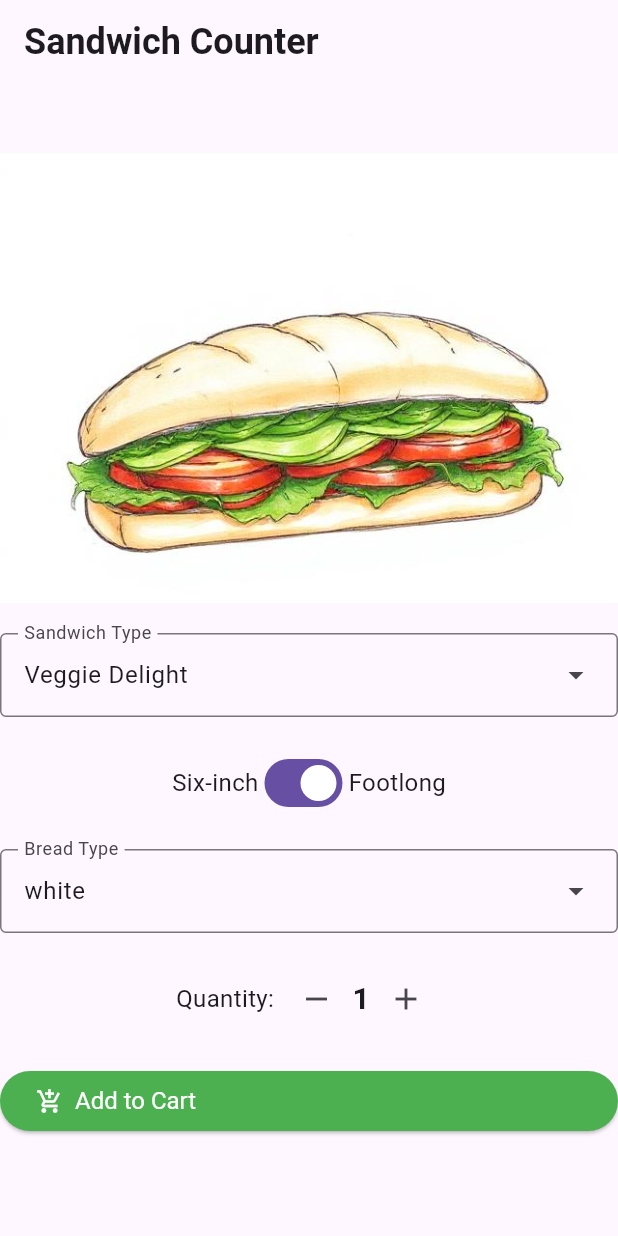
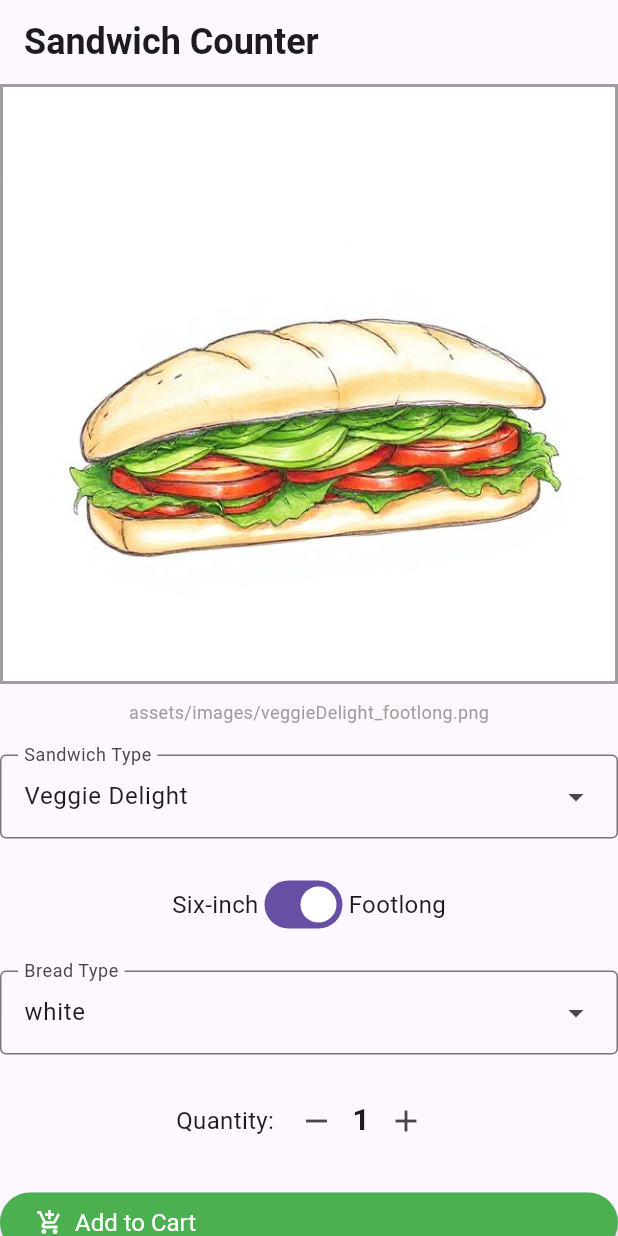
Before and after one commit to rzxv/sandwich_shop, a Flutter app: the screen it shows after launch, on a phone screen of 412 x 824 dp. Run offline on Flutter 3.47's test engine with Material 3 defaults, Android fonts, the phone set to English and light mode, and no system bars.

Commit message:
Fixed minor issues with UI

```diff
--- a/lib/main.dart
+++ b/lib/main.dart
@@ -176,7 +176,14 @@ class _OrderScreenState extends State<OrderScreen> {
             crossAxisAlignment: CrossAxisAlignment.stretch,
             children: [
               SizedBox(
-                height: 300,
+                height: 400, // Increased height
+                child: Container( // Added a container for the border
+                  decoration: BoxDecoration(
+                    border: Border.all(
+                      color: Colors.grey,
+                      width: 2.0,
+                    ),
+                  ),
                   child: Image.asset(
                     _getCurrentImagePath(),
                     fit: BoxFit.cover,
@@ -185,6 +192,14 @@ class _OrderScreenState extends State<OrderScreen> {
                         child: Text('Image not found', style: normalText),
                       );
                     },
+                  ),
+                ),
+              ),
+              const SizedBox(height: 10),
+              Center( // Added a text widget to display the image path
+                child: Text(
+                  _getCurrentImagePath(),
+                  style: const TextStyle(fontSize: 12, color: Colors.grey),
                 ),
               ),
               const SizedBox(height: 20),
```
Also changed, not shown: 3 other files. Lines whose indentation alone changed are shown as unchanged.
